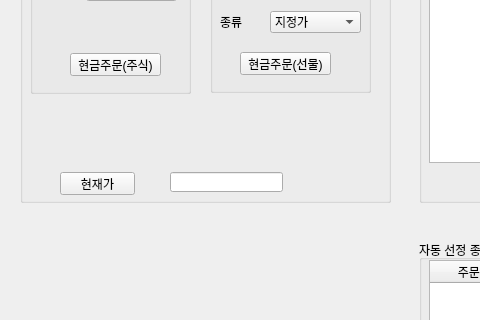
Old version of the form pytrader.ui in the repository sungju1572/auto_trade; both pictures show x 0 to 480 and y 268 to 588 of the 1076 by 859 pixel window.
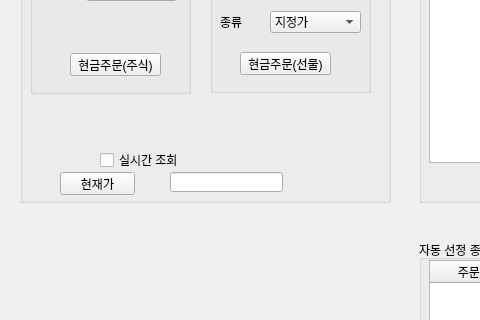
New version of the form. Icons and pictures are not drawn.

Commit message: ui 업데이트

Diff of the .ui file:
```diff
--- a/pytrader.ui
+++ b/pytrader.ui
@@ -408,6 +408,19 @@
       </rect>
      </property>
     </widget>
+    <widget class="QCheckBox" name="checkBox_2">
+     <property name="geometry">
+      <rect>
+       <x>80</x>
+       <y>390</y>
+       <width>81</width>
+       <height>16</height>
+      </rect>
+     </property>
+     <property name="text">
+      <string>실시간 조회</string>
+     </property>
+    </widget>
    </widget>
    <widget class="QGroupBox" name="groupBox_2">
     <property name="geometry">
```
